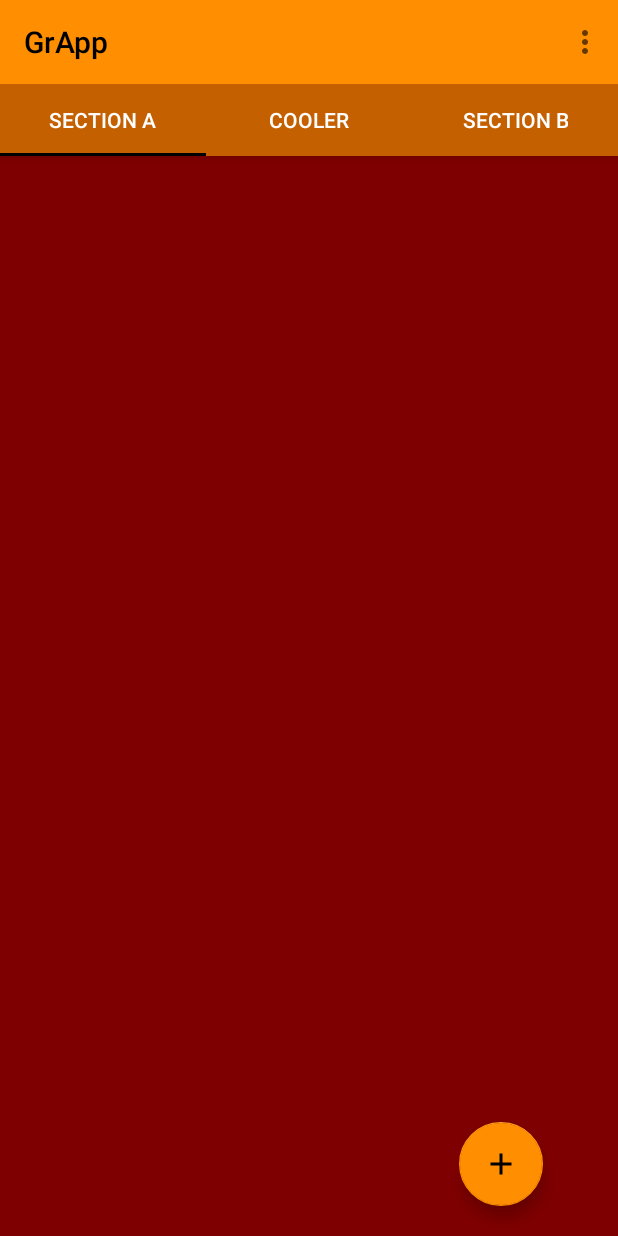
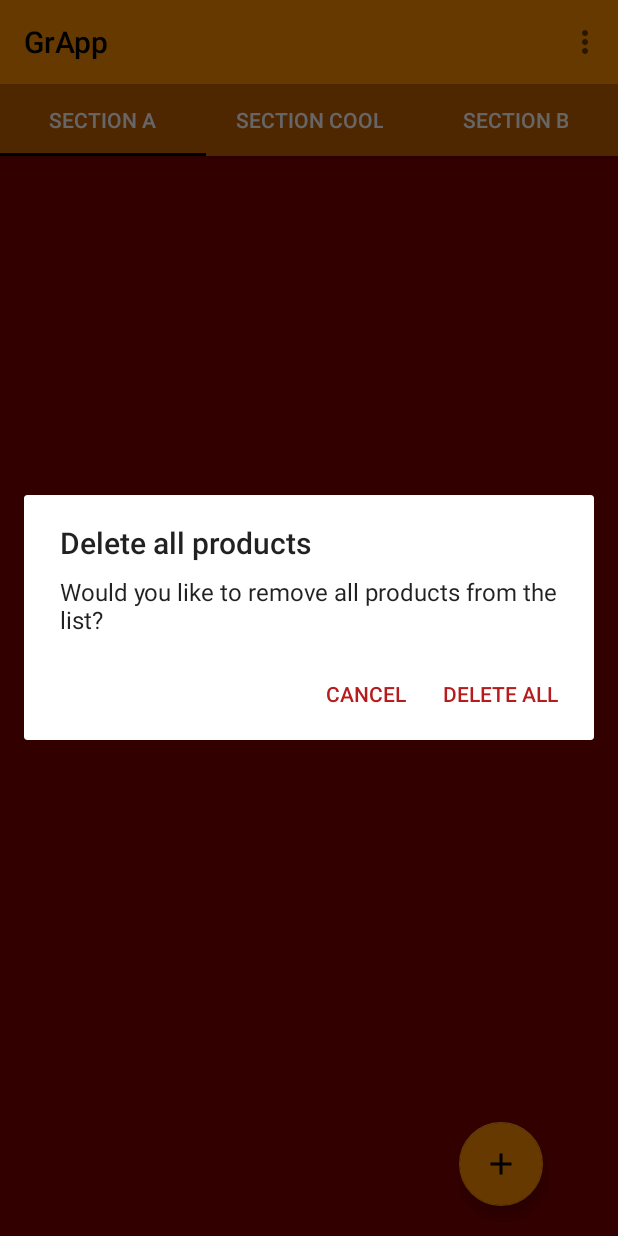
Before and after one commit to floatingreels/GroceryListJava, an Android app: the screen it shows after launch (MainActivity), in the options menu, after a tap on "Remove all products", on a phone screen of 412 x 824 dp. Run offline under Robolectric (Android 15) with nearby library versions, the phone set to English and light mode, and no system bars; our stand-ins replace Room's generated code; 2 statements that could not run were skipped.

```diff
--- a/app/build.gradle
+++ b/app/build.gradle
@@ -1,4 +1,5 @@
 apply plugin: 'com.android.application'
+apply plugin: 'com.google.gms.google-services'
 
 android {
     compileSdkVersion 29
--- a/app/src/main/java/com/floatingreels/grocerylist/ui/MainActivity.java
+++ b/app/src/main/java/com/floatingreels/grocerylist/ui/MainActivity.java
@@ -1,11 +1,13 @@
 package com.floatingreels.grocerylist.ui;
 
 import androidx.annotation.NonNull;
+import androidx.appcompat.app.AlertDialog;
 import androidx.appcompat.app.AppCompatActivity;
 import androidx.appcompat.widget.Toolbar;
 import androidx.lifecycle.ViewModelProvider;
 import androidx.viewpager.widget.ViewPager;
 
+import android.content.DialogInterface;
 import android.os.Bundle;
 import android.view.Menu;
 import android.view.MenuInflater;
@@ -25,7 +27,6 @@ public class MainActivity extends AppCompatActivity {
 
     private FloatingActionButton addProductDialogFAB;
     private ProductViewModel productViewModel;
-
 
     @Override
     protected void onCreate(Bundle savedInstanceState) {
@@ -71,8 +72,23 @@ public class MainActivity extends AppCompatActivity {
     public boolean onOptionsItemSelected(@NonNull MenuItem item) {
         switch (item.getItemId()) {
             case R.id.item_delete_all:
-                productViewModel.deleteAll();
-                Toast.makeText(this, R.string.product_removed_all, Toast.LENGTH_SHORT).show();
+                new AlertDialog.Builder(this)
+                        .setTitle(R.string.product_remove_all_items)
+                        .setMessage(R.string.confirm_delete_all)
+                        .setNegativeButton(R.string.cancel, new DialogInterface.OnClickListener() {
+                            @Override
+                            public void onClick(DialogInterface dialog, int which) {
+                            }
+                        })
+                        .setPositiveButton(R.string.delete_all, new DialogInterface.OnClickListener() {
+                            @Override
+                            public void onClick(DialogInterface dialog, int which) {
+                                productViewModel.deleteAll();
+                                Toast.makeText(MainActivity.this, R.string.product_removed_all, Toast.LENGTH_SHORT).show();
+                            }
+                        })
+                        .create()
+                        .show();
                 return true;
             default:
                 return super.onOptionsItemSelected(item);
--- a/app/src/main/java/com/floatingreels/grocerylist/ui/dialogs/AddProductDialog.java
+++ b/app/src/main/java/com/floatingreels/grocerylist/ui/dialogs/AddProductDialog.java
@@ -86,7 +86,7 @@ public class AddProductDialog extends AppCompatDialogFragment {
         return builder.create();
     }
 
-    public ShopSection checkSectionSelected(View view){
+    private ShopSection checkSectionSelected(View view){
         int radioId = sectionRG.getCheckedRadioButtonId();
         ShopSection sectionSelected = null;
         switch (radioId){
@@ -108,5 +108,4 @@ public class AddProductDialog extends AppCompatDialogFragment {
         quantity++;
         counterTV.setText(String.valueOf(quantity));
     }
-
 }
--- a/app/src/main/java/com/floatingreels/grocerylist/ui/util/ASectionAdapter.java
+++ b/app/src/main/java/com/floatingreels/grocerylist/ui/util/ASectionAdapter.java
@@ -125,8 +125,6 @@ public class ASectionAdapter extends RecyclerView.Adapter<ASectionAdapter.ASecti
         final ImageView addToCartIV;
         CardView cardView;
 
-
-
         public ASectionHolder(@NonNull View itemView) {
             super(itemView);
             nameTV = itemView.findViewById(R.id.tv_card_name);
--- a/app/src/main/java/com/floatingreels/grocerylist/ui/util/TabPagerAdapter.java
+++ b/app/src/main/java/com/floatingreels/grocerylist/ui/util/TabPagerAdapter.java
@@ -39,7 +39,7 @@ public class TabPagerAdapter extends FragmentPagerAdapter {
         if (position == 0) {
             title = "Section A";
         } else if (position == 1) {
-            title = "Cooler";
+            title = "Section Cool";
         } else if (position == 2){
             title = "Section B";
         }
--- a/app/src/main/res/layout/dialog_add_product.xml
+++ b/app/src/main/res/layout/dialog_add_product.xml
@@ -27,7 +27,7 @@
             android:id="@+id/et_product_name"
             android:layout_width="match_parent"
             android:layout_height="wrap_content"
-            android:fontFamily="sans-serif"
+            android:fontFamily="serif"
             android:hint="@string/product_name"
             android:inputType="text"
             android:textAppearance="@style/TextAppearance.AppCompat.Medium" />
--- a/app/src/main/res/values/strings.xml
+++ b/app/src/main/res/values/strings.xml
@@ -15,12 +15,15 @@
     <string name="section_cool">Cool</string>
     <string name="cancel">Cancel</string>
     <string name="delete">Delete</string>
+    <string name="delete_all">Delete all</string>
     <string name="counter_default">1</string>
-    <string name="product_added" > Product added to list</string>
+    <string name="product_added"> Product added to list</string>
     <string name="product_removed">Product removed from list</string>
     <string name="product_removed_all">All products removed from list</string>
     <string name="product_remove_all">Remove all products</string>
-    <string name="product_remove_item">Delete item</string>
+    <string name="product_remove_item">Delete product</string>
+    <string name="product_remove_all_items">Delete all products</string>
     <string name="confirm_delete">Would you like to remove this product from the list?</string>
+    <string name="confirm_delete_all">Would you like to remove all products from the list?</string>
     <string name="product_in_cart">Product added top cart</string>
 </resources>
--- a/build.gradle
+++ b/build.gradle
@@ -8,7 +8,8 @@ buildscript {
 
     }
     dependencies {
-        classpath 'com.android.tools.build:gradle:3.6.3'
+        classpath 'com.android.tools.build:gradle:4.0.0'
+        classpath 'com.google.gms:google-services:4.3.3'
 
 
         // NOTE: Do not place your application dependencies here; they belong
```
Also changed, not shown: app/src/main/java/com/floatingreels/grocerylist/model/util/ShopSectionConverter.java (+3 -4 lines), gradle/wrapper/gradle-wrapper.properties.
